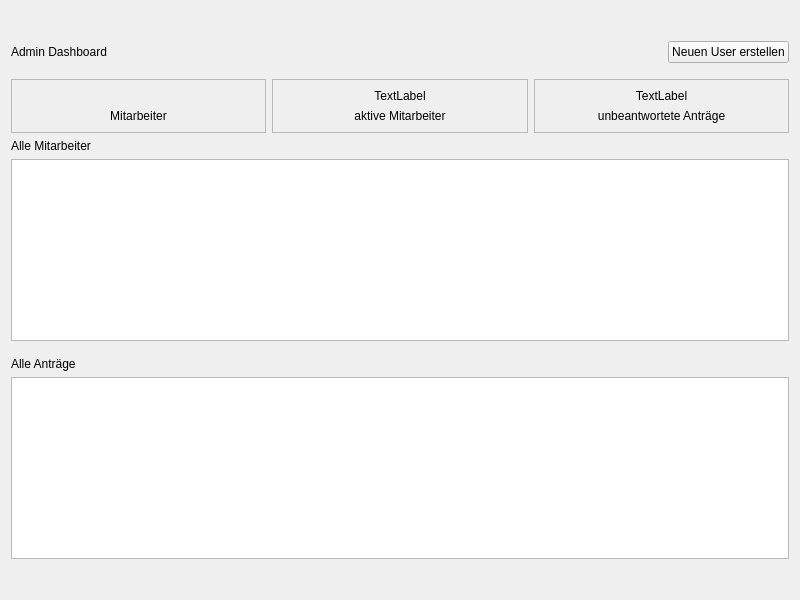
This is HR_Managment_System_Application/admindashboard.ui in MehmetMertt/twentyONE_HR_System as Qt 5 draws it before an edit. The edited form follows.
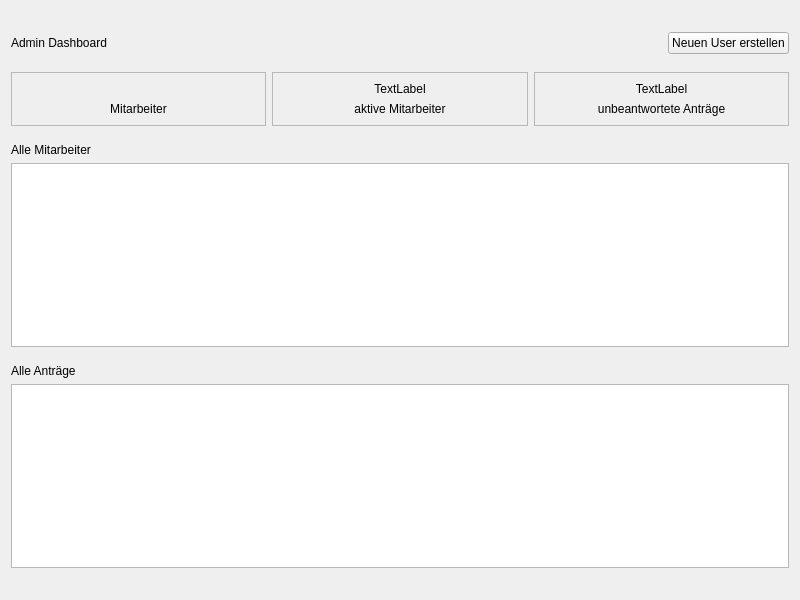
This is the edited form.

The edit to the form file:
```diff
--- a/HR_Managment_System_Application/admindashboard.ui
+++ b/HR_Managment_System_Application/admindashboard.ui
@@ -19,10 +19,13 @@
      <property name="orientation">
       <enum>Qt::Vertical</enum>
      </property>
+     <property name="sizeType">
+      <enum>QSizePolicy::Preferred</enum>
+     </property>
      <property name="sizeHint" stdset="0">
       <size>
        <width>20</width>
-       <height>40</height>
+       <height>30</height>
       </size>
      </property>
     </spacer>
@@ -192,6 +195,22 @@
      </item>
     </layout>
    </item>
+   <item>
+    <spacer name="verticalSpacer_5">
+     <property name="orientation">
+      <enum>Qt::Vertical</enum>
+     </property>
+     <property name="sizeType">
+      <enum>QSizePolicy::Preferred</enum>
+     </property>
+     <property name="sizeHint" stdset="0">
+      <size>
+       <width>20</width>
+       <height>20</height>
+      </size>
+     </property>
+    </spacer>
+   </item>
    <item>
     <widget class="QLabel" name="label_2">
      <property name="text">
@@ -233,10 +252,13 @@
      <property name="orientation">
       <enum>Qt::Vertical</enum>
      </property>
+     <property name="sizeType">
+      <enum>QSizePolicy::Preferred</enum>
+     </property>
      <property name="sizeHint" stdset="0">
       <size>
        <width>20</width>
-       <height>40</height>
+       <height>30</height>
       </size>
      </property>
     </spacer>
```
